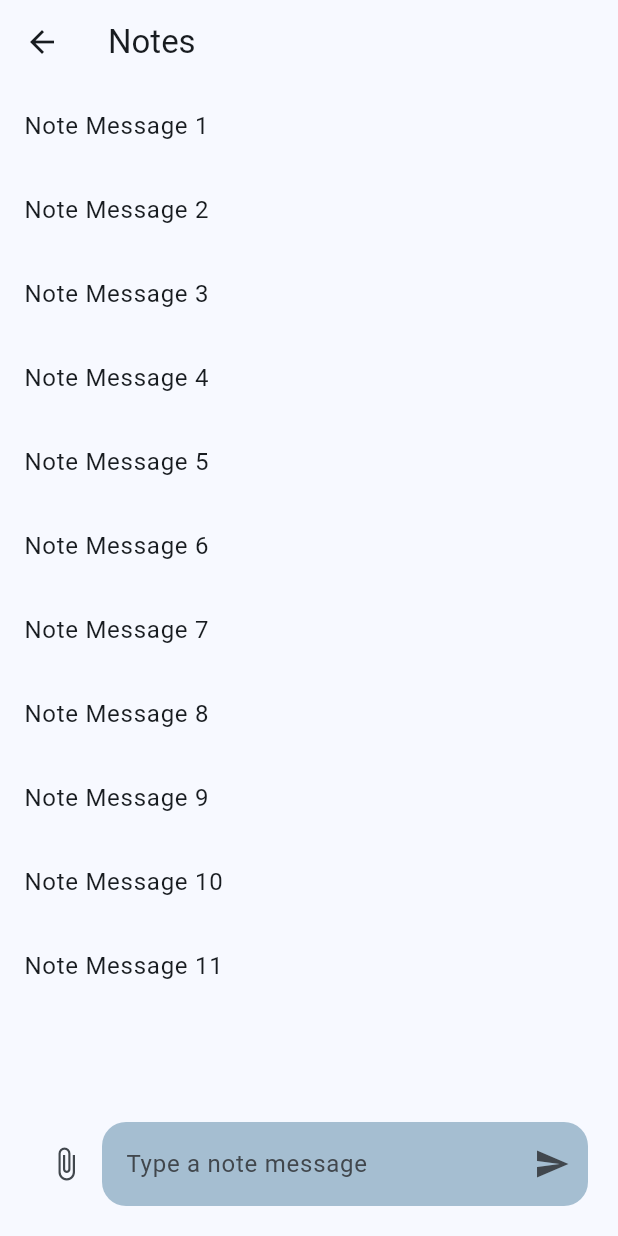
After one commit to fix1t/but-itu-cartrack, a Flutter app: the NotesScreen screen opened by its route, on a phone screen of 412 x 824 dp. The commit adds this screen. Run offline on Flutter 3.47's test engine with Material 3 defaults, Android fonts, the phone set to English and light mode, and no system bars; our stand-ins replace firebase_core, firebase_database; accounts and stored records are empty.

Commit message:
Add NotesScreen and edit login functionality

```diff
--- a/lib/main.dart
+++ b/lib/main.dart
@@ -10,6 +10,7 @@ import 'package:itu_cartrack/src/view/car_home_screen.dart';
 import 'package:itu_cartrack/src/view/car_list_screen.dart';
 import 'package:itu_cartrack/src/view/login_screen.dart';
 import 'package:itu_cartrack/src/view/user_list_screen.dart';
+import 'package:itu_cartrack/src/view/notes_screen.dart';
 
 import 'firebase_options.dart';
 
@@ -31,9 +32,7 @@ void main() async {
   runApp(MyApp());
 }
 
-
 class MyApp extends StatelessWidget {
-
   MyApp();
 
   @override
@@ -41,8 +40,7 @@ class MyApp extends StatelessWidget {
     return MaterialApp(
       title: 'Car Track',
       theme: ThemeData(
-        primarySwatch: Colors.blue,
-      ),
+          colorScheme: ColorScheme.fromSeed(seedColor: Colors.lightBlue)),
       initialRoute: '/login',
       routes: {
         '/': (context) => TabManager(), // car list
@@ -57,7 +55,7 @@ class MyApp extends StatelessWidget {
 
         // IMPLEMENT AS BOTTOM NAVIGATION BAR
         //
-        '/car/home': (context) => CarHomeScreen(),  // car home screen
+        '/car/home': (context) => CarHomeScreen(), // car home screen
         // '/car/detail': (context) => CarListScreen(), // show car details
         // '/car/detail/edit': (context) => CarListScreen(), // edit car details + add car
         //
@@ -65,7 +63,7 @@ class MyApp extends StatelessWidget {
         // '/car/expense/detail': (context) => CarListScreen(), // show expense details
         // '/car/expense/detail/edit': (context) => CarListScreen(), // edit expense details + add expense
         //
-        // '/car/notes': (context) => CarListScreen(), // list of notes + add note - chat like
+        '/car/notes': (context) => NotesScreen(), // list of notes + add note - chat like
         //
         // '/car/history': (context) => CarListScreen(), // LIST of rides
         // '/car/history/detail': (context) => CarListScreen(), // show ride detail ??? needed?
--- a/lib/src/controller/login_controller.dart
+++ b/lib/src/controller/login_controller.dart
@@ -1,3 +1,5 @@
+import 'dart:developer';
+
 import 'package:flutter/material.dart';
 import 'package:itu_cartrack/src/model/user.dart';
 
@@ -13,10 +15,13 @@ class LoginController {
   }
 
   void handleLoginPressed(BuildContext context, User? selectedUser) {
-    this.currentUser = selectedUser;  // Storing the current user in the global variable
+    currentUser = selectedUser;  // Storing the current user in the global variable
 
     Navigator.pop(context);
-    print("Current: ${currentUser?.name ?? 'Unknown'}");
+    log("Current Logged User: ${currentUser?.name ?? 'Unknown'}");
   }
 
+  User? getCurrentUser() {
+    return currentUser;
+  }
 }
--- a/lib/src/view/login_screen.dart
+++ b/lib/src/view/login_screen.dart
@@ -1,3 +1,5 @@
+import 'dart:developer';
+
 import 'package:flutter/material.dart';
 import 'package:itu_cartrack/src/controller/login_controller.dart';
 import 'package:itu_cartrack/src/controller/user_controller.dart';
@@ -93,7 +95,7 @@ class _UserDropdownState extends State<UserDropdown> {
             selectedUser = users[0].name; // Initialize with the first user's name
             currentUser = users[0];       // Initialize with the first user
           }
-          print(selectedUser);
+          log("Selected User: ${currentUser?.name ?? 'Unknown'}");
 
           return DropdownButton<String>(
             value: selectedUser,
--- /dev/null
+++ b/lib/src/view/notes_screen.dart
@@ -0,0 +1,82 @@
+import 'package:flutter/material.dart';
+
+class NotesScreen extends StatelessWidget {
+  final TextEditingController _messageController = TextEditingController();
+
+  @override
+  Widget build(BuildContext context) {
+    return Scaffold(
+      appBar: AppBar(
+        title: Text('Notes'),
+      ),
+      body: Column(
+        children: [
+          Expanded(
+            child: ListView.builder(
+              itemCount: notes.length,
+              itemBuilder: (context, index) {
+                return ListTile(
+                  title: Text(notes[index]),
+                );
+              },
+            ),
+          ),
+          Padding(
+            padding: const EdgeInsets.all(20.0),
+            child: noteInputField(context),
+          ),
+        ],
+      ),
+    );
+  }
+
+  Row noteInputField(BuildContext context) {
+    return Row(
+      children: [
+        IconButton(
+          onPressed: () {
+            // TODO: Send an image
+          },
+          icon: Icon(Icons.attach_file),
+        ),
+        Expanded(
+          child: TextFormField(
+            controller: _messageController,
+            decoration: InputDecoration(
+              filled: true,
+              fillColor: Theme.of(context).colorScheme.primary.withAlpha(100),
+              hintText: 'Type a note message',
+              border: OutlineInputBorder(
+                borderRadius: BorderRadius.circular(16.0),
+                borderSide: BorderSide.none,
+              ),
+              suffixIcon: IconButton(
+                onPressed: () {
+                  String message = _messageController.text;
+                  // TODO: Implement logic to send the message
+                  _messageController.clear();
+                },
+                icon: Icon(Icons.send),
+              ),
+            ),
+          ),
+        ),
+      ],
+    );
+  }
+}
+
+List<String> notes = [
+  'Note Message 1',
+  'Note Message 2',
+  'Note Message 3',
+  'Note Message 4',
+  'Note Message 5',
+  'Note Message 6',
+  'Note Message 7',
+  'Note Message 8',
+  'Note Message 9',
+  'Note Message 10',
+  'Note Message 11',
+  // Add more notes here
+];
```
Also changed, not shown: pubspec.lock.
